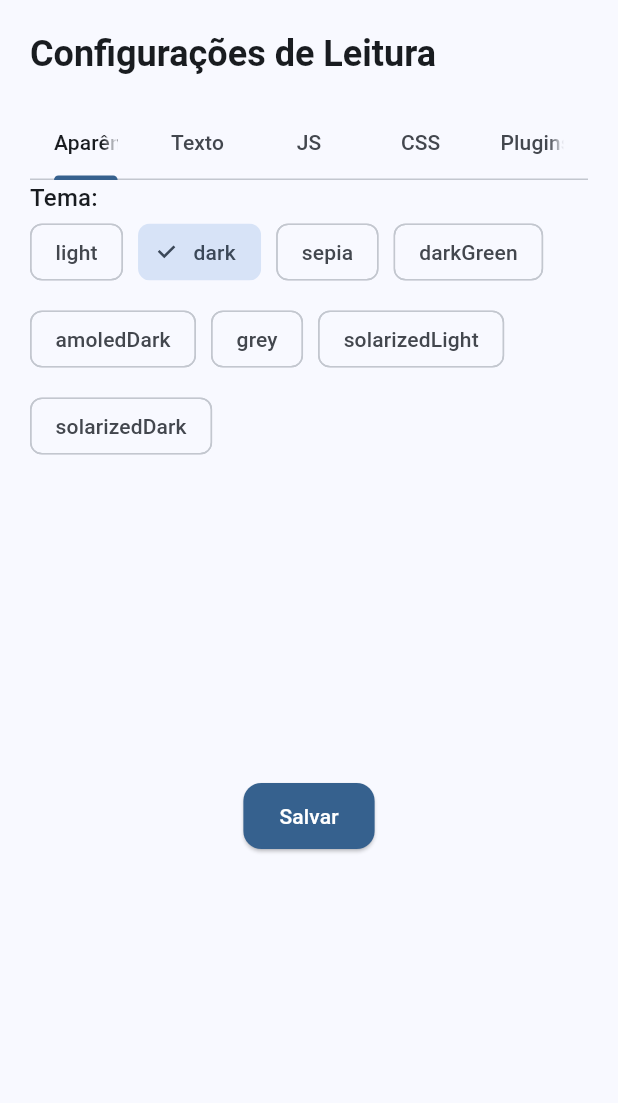
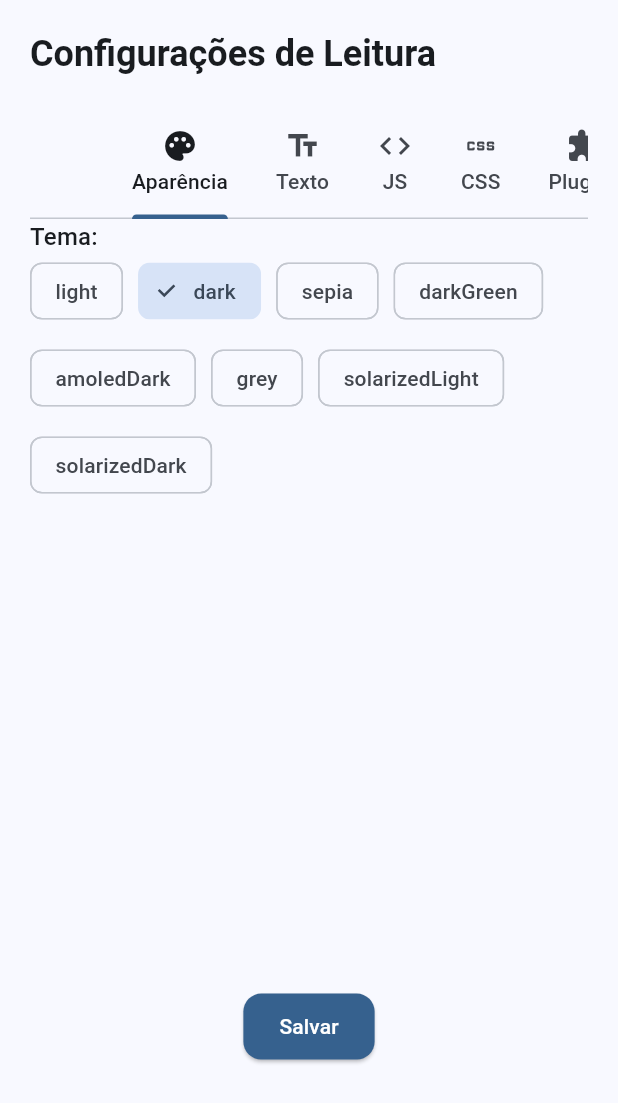
Before and after one commit to Luiz-eduardp/akashic_records, a Flutter app: the ReaderSettingsModal widget shown alone on an empty page, opened directly, on a phone screen of 412 x 824 dp. Shown: the top 1103 px of the screen. Run offline on Flutter 3.47's test engine with Material 3 defaults, Android fonts, the phone set to English and light mode, and no system bars; our stand-ins replace cached_network_image, cookie_jar, flutter_colorpicker, flutter_markdown, package_info_plus, shared_preferences and 2 more; accounts and stored records are empty; network calls fail.

Commit message:
refactor(reader): improve reader settings modal
- Replaced SingleChildScrollView with Padding
- Added icons to settings tabs
- Added max height constraint to TabBarView
- Improved visual layout and organization
- Replaced SizedBox with Align and SizedBox

```diff
--- a/lib/screens/reader/settings/reader_settings_modal_widget.dart
+++ b/lib/screens/reader/settings/reader_settings_modal_widget.dart
@@ -38,7 +38,7 @@ class _ReaderSettingsModalState extends State<ReaderSettingsModal>
         color: theme.colorScheme.surface,
         borderRadius: const BorderRadius.vertical(top: Radius.circular(20)),
       ),
-      child: SingleChildScrollView(
+      child: Padding(
         padding: EdgeInsets.only(
           bottom: MediaQuery.of(context).viewInsets.bottom,
           top: 20,
@@ -62,16 +62,28 @@ class _ReaderSettingsModalState extends State<ReaderSettingsModal>
               indicatorColor: theme.colorScheme.primary,
               labelColor: theme.colorScheme.onSurface,
               unselectedLabelColor: theme.colorScheme.onSurfaceVariant,
+              isScrollable: true,
               tabs: [
-                Tab(text: 'Aparência'.translate),
-                Tab(text: 'Texto'.translate),
-                Tab(text: 'JS'.translate),
-                Tab(text: 'CSS'.translate),
-                Tab(text: 'Plugins'.translate),
+                Tab(
+                  text: 'Aparência'.translate,
+                  icon: const Icon(Icons.palette),
+                ),
+                Tab(
+                  text: 'Texto'.translate,
+                  icon: const Icon(Icons.text_fields),
+                ),
+                Tab(text: 'JS'.translate, icon: const Icon(Icons.code)),
+                Tab(text: 'CSS'.translate, icon: const Icon(Icons.css)),
+                Tab(
+                  text: 'Plugins'.translate,
+                  icon: const Icon(Icons.extension),
+                ),
               ],
             ),
-            SizedBox(
-              height: 400,
+            ConstrainedBox(
+              constraints: BoxConstraints(
+                maxHeight: MediaQuery.of(context).size.height * 0.6,
+              ),
               child: TabBarView(
                 controller: _tabController,
                 children: [
@@ -83,7 +95,9 @@ class _ReaderSettingsModalState extends State<ReaderSettingsModal>
                 ],
               ),
             ),
-            Center(
+            const SizedBox(height: 20),
+            Align(
+              alignment: Alignment.center,
               child: ElevatedButton(
                 onPressed: () {
                   Navigator.pop(context);
```
